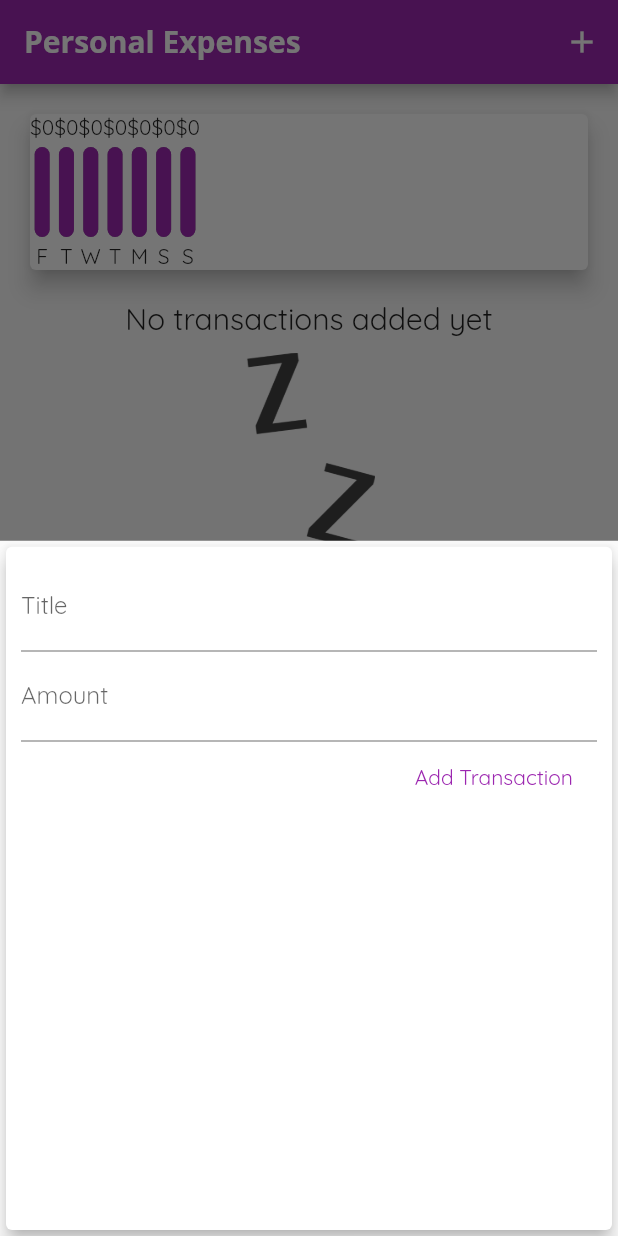
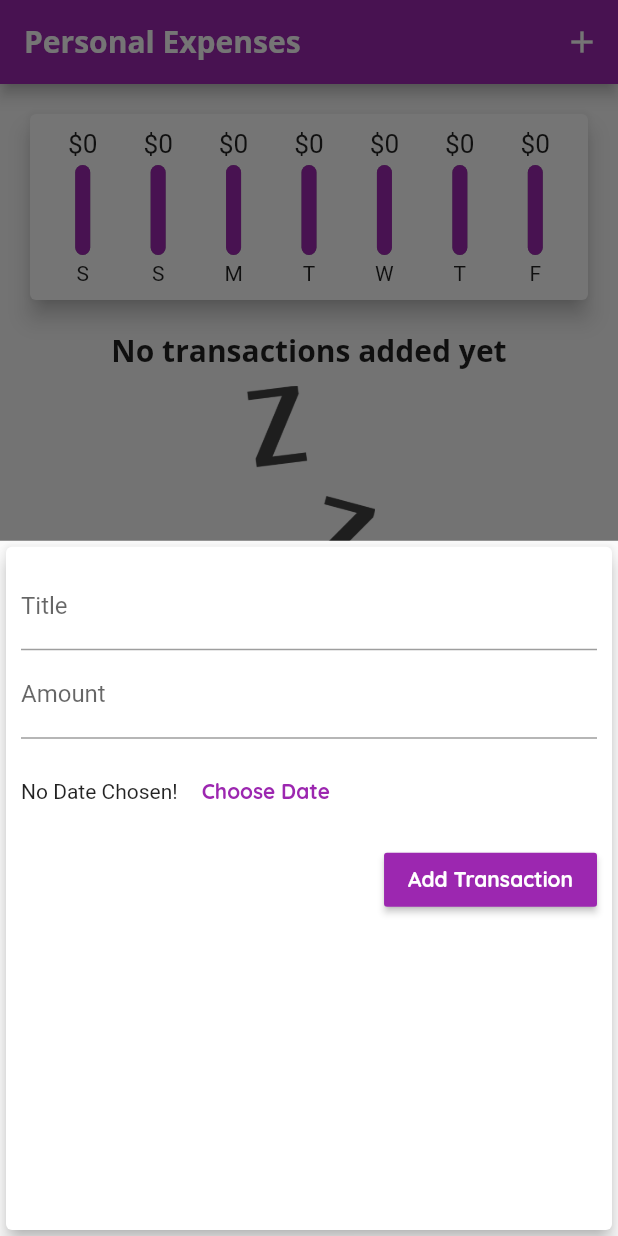
Before and after one commit to matifrancois/Expenses-Flutter-App, a Flutter app: the screen it shows after launch, after a tap on the "add" icon, on a phone screen of 412 x 824 dp. Run offline on Flutter 3.47's test engine with Material 2 defaults, Android fonts, the phone set to English and light mode, and no system bars; statements that could not run were skipped.

Commit message:
resolving issues for the date picker

```diff
--- a/lib/main.dart
+++ b/lib/main.dart
@@ -19,6 +19,15 @@ class MyApp extends StatelessWidget {
           accentColor: Colors.amber,
           //asi se puede poner una fuente general para el doc
           fontFamily: 'Quicksand',
+          textTheme: ThemeData.light().textTheme.copyWith(
+                title: TextStyle(
+                  fontFamily: 'OpenSans',
+                  fontSize: 20,
+                  fontWeight: FontWeight.bold,
+                ),
+                button:
+                    TextStyle(color: Colors.white, fontWeight: FontWeight.bold),
+              ),
           //asi se podria dar una font particular a la appbar en este caso.
           appBarTheme: AppBarTheme(
             textTheme: ThemeData.light().textTheme.copyWith(
--- a/lib/widgets/chart.dart
+++ b/lib/widgets/chart.dart
@@ -27,7 +27,7 @@ class Chart extends StatelessWidget {
         'day': DateFormat.E().format(weekDay).substring(0, 1),
         'amount': totalSum
       };
-    });
+    }).reversed.toList();
   }
 
   double get totalSpending {
@@ -42,16 +42,27 @@ class Chart extends StatelessWidget {
     return Card(
       elevation: 6,
       margin: EdgeInsets.all(20),
+      child: Padding(
+        //este padding es para que no se toquen con el texto del dinero el borde
+        //de la card.
+        padding: EdgeInsets.all(10),
         child: Row(
+          mainAxisAlignment: MainAxisAlignment.spaceAround,
           children: groupedTransactionValues.map((data) {
-          return ChartBar(
+            return Flexible(
+              //flexible y ese fit es para forzar el numero a utilizar el espacio
+              //que se tiene y no mas.
+              fit: FlexFit.tight,
+              child: ChartBar(
                 data['day'],
                 data['amount'],
                 data['amount'] as double >= 0.0001
                     ? (data['amount'] as double) / totalSpending
                     : 0.0,
+              ),
             );
           }).toList(),
+        ),
       ),
     );
   }
--- a/lib/widgets/chart_bar.dart
+++ b/lib/widgets/chart_bar.dart
@@ -12,7 +12,15 @@ class ChartBar extends StatelessWidget {
   Widget build(BuildContext context) {
     return Column(
       children: <Widget>[
-        Text('\$${spendingAmount.toStringAsFixed(0)}'),
+        //fittedBox cambia el tamaño del texto para que pueda entrar en el tamaño
+        //que se tiene, trabaja en conjunto con el flexfit en chart_bar, es decir
+        //flexfit impide que se sobrepase el tamaño que se le otorga al hijo incluso
+        //cuando este lo necesita, y fittedbox se encarga de que si no alcanza el
+        //espacio disminuir la letra para que entre.
+        Container(
+            height: 20,
+            child: FittedBox(
+                child: Text('\$${spendingAmount.toStringAsFixed(0)}'))),
         SizedBox(
           height: 4,
         ),
--- a/lib/widgets/new_transaction.dart
+++ b/lib/widgets/new_transaction.dart
@@ -5,14 +5,12 @@ class NewTransaction extends StatefulWidget {
   final Function addNewTx;
 
   NewTransaction(this.addNewTx);
-
   @override
   _NewTransactionState createState() => _NewTransactionState();
 }
 
 class _NewTransactionState extends State<NewTransaction> {
   final titleController = TextEditingController();
-
   final amountController = TextEditingController();
 
   void submitData() {
@@ -57,9 +55,27 @@ class _NewTransactionState extends State<NewTransaction> {
               keyboardType: TextInputType.number,
               onSubmitted: (_) => submitData(),
             ),
-            FlatButton(
+            Container(
+              //height para darle espacio respecto de los text inputs.
+              height: 70,
+              child: Row(
+                children: <Widget>[
+                  Text('No Date Chosen!'),
+                  FlatButton(
+                    textColor: Theme.of(context).primaryColor,
+                    child: Text(
+                      'Choose Date',
+                      style: TextStyle(fontWeight: FontWeight.bold),
+                    ),
+                    onPressed: () {},
+                  ),
+                ],
+              ),
+            ),
+            RaisedButton(
               child: Text('Add Transaction'),
-              textColor: Colors.purple,
+              color: Theme.of(context).primaryColor,
+              textColor: Theme.of(context).textTheme.button.color,
               onPressed: submitData,
             )
           ],
```
Also changed, not shown: lib/widgets/transaction_list.dart (+70 -41 lines). Lines whose indentation alone changed are shown as unchanged.
